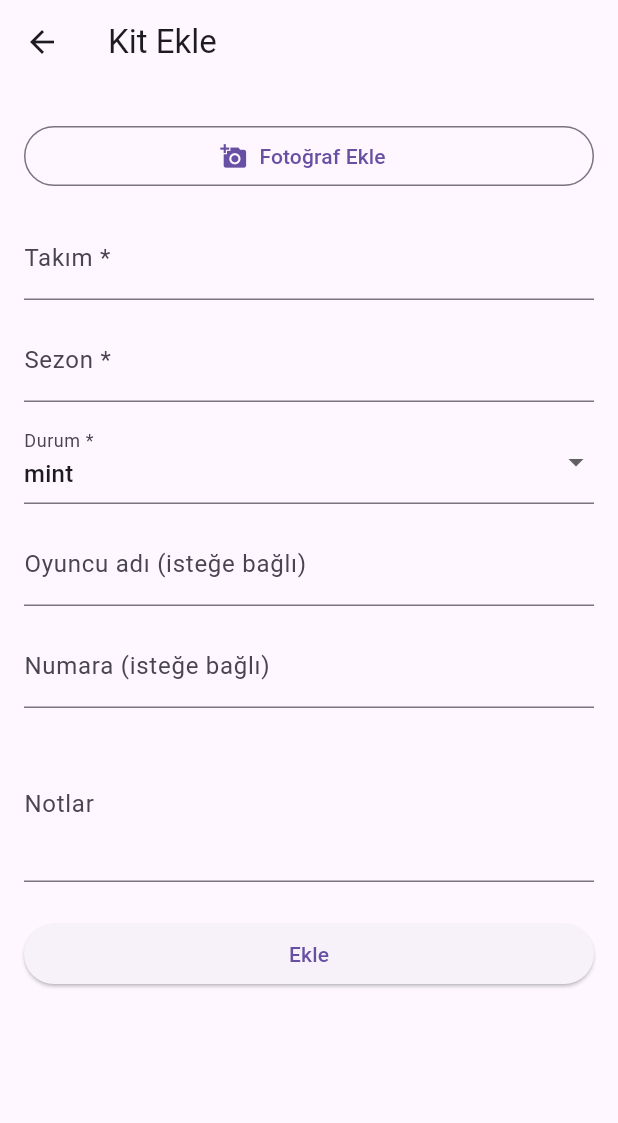
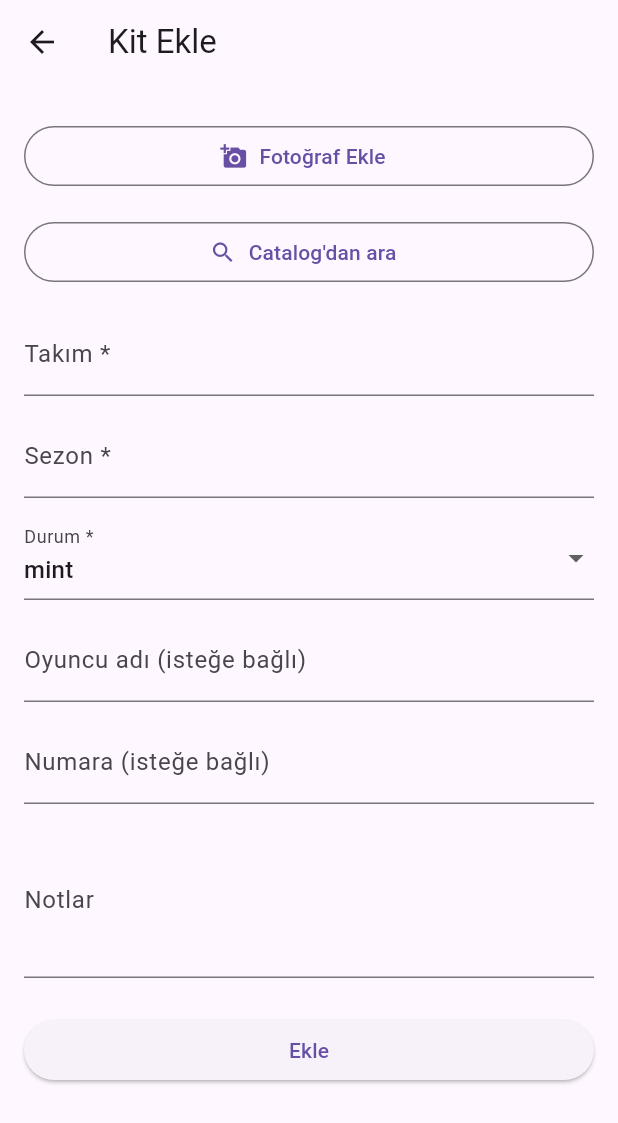
Before and after one commit to UmutVeral/kitlocker, a Flutter app: the LockerEntryFormScreen screen opened by its route, on a phone screen of 412 x 824 dp. Shown: the top 1123 px of the screen. Run offline on Flutter 3.47's test engine with Material 3 defaults, Android fonts, the phone set to English and light mode, and no system bars; our stand-ins replace flutter_image_compress, flutter_riverpod, go_router, image_picker, supabase_flutter; accounts and stored records are empty.

Commit message:
feat(catalog): FKAPI seed, fuzzy search ve Catalog'dan ara UI (#26)
kit_catalog tablosu, idempotent seed script, client-side fuzzy arama ve kit ekleme formunda catalog secimi. Locker entry kitCatalogId/leagueId ile baglanir.

Closes #7

Co-authored-by: Cursor <cursoragent@cursor.com>

```diff
--- /dev/null
+++ b/lib/features/catalog/models/kit_catalog_entry.dart
@@ -0,0 +1,37 @@
+import 'kit_type.dart';
+
+class KitCatalogEntry {
+  const KitCatalogEntry({
+    required this.id,
+    required this.teamName,
+    required this.leagueId,
+    required this.season,
+    required this.kitType,
+    this.imageUrl,
+  });
+
+  final String id;
+  final String teamName;
+  final String leagueId;
+  final String season;
+  final KitType kitType;
+  final String? imageUrl;
+
+  factory KitCatalogEntry.fromJson(Map<String, dynamic> json) => KitCatalogEntry(
+        id: json['id'] as String,
+        teamName: json['team_name'] as String,
+        leagueId: json['league_id'] as String,
+        season: json['season'] as String,
+        kitType: KitType.values.byName(json['kit_type'] as String),
+        imageUrl: json['image_url'] as String?,
+      );
+
+  Map<String, dynamic> toJson() => {
+        'id': id,
+        'team_name': teamName,
+        'league_id': leagueId,
+        'season': season,
+        'kit_type': kitType.name,
+        if (imageUrl != null) 'image_url': imageUrl,
+      };
+}
--- /dev/null
+++ b/lib/features/catalog/models/kit_type.dart
@@ -0,0 +1,11 @@
+enum KitType {
+  home,
+  away,
+  third;
+
+  String get label => switch (this) {
+        KitType.home => 'İç saha',
+        KitType.away => 'Deplasman',
+        KitType.third => 'Üçüncü',
+      };
+}
--- /dev/null
+++ b/lib/features/catalog/providers/catalog_provider.dart
@@ -0,0 +1,28 @@
+import 'package:flutter_riverpod/flutter_riverpod.dart';
+import 'package:supabase_flutter/supabase_flutter.dart' as sb;
+
+import '../catalog_repository.dart';
+import '../models/kit_catalog_entry.dart';
+import '../models/kit_type.dart';
+import '../supabase_catalog_repository.dart';
+
+final catalogRepositoryProvider = Provider<CatalogRepository>(
+  (ref) => SupabaseCatalogRepository(sb.Supabase.instance.client),
+);
+
+final kitCatalogProvider = FutureProvider<List<KitCatalogEntry>>(
+  (ref) => ref.watch(catalogRepositoryProvider).fetchCatalog(),
+);
+
+List<KitCatalogEntry> searchKitCatalog(
+  List<KitCatalogEntry> catalog, {
+  required String teamQuery,
+  String? season,
+  KitType? kitType,
+}) =>
+    searchCatalog(
+      catalog,
+      teamQuery: teamQuery,
+      season: season,
+      kitType: kitType,
+    );
--- a/lib/features/locker/screens/locker_entry_form_screen.dart
+++ b/lib/features/locker/screens/locker_entry_form_screen.dart
@@ -3,6 +3,9 @@ import 'dart:io';
 import 'package:flutter/material.dart';
 import 'package:flutter_riverpod/flutter_riverpod.dart';
 import 'package:image_picker/image_picker.dart';
+import '../../catalog/models/kit_catalog_entry.dart';
+import '../../catalog/providers/catalog_provider.dart';
+import '../../catalog/widgets/catalog_search_sheet.dart';
 import '../models/locker_condition.dart';
 import '../models/locker_entry.dart';
 import '../providers/locker_entries_notifier.dart';
@@ -29,6 +32,7 @@ class _LockerEntryFormScreenState
   late List<String> _existingPhotoUrls;
   final List<XFile> _newPhotos = [];
   bool _isUploading = false;
+  KitCatalogEntry? _selectedCatalog;
 
   @override
   void initState() {
@@ -51,6 +55,21 @@ class _LockerEntryFormScreenState
     _number.dispose();
     _notes.dispose();
     super.dispose();
+  }
+
+  Future<void> _openCatalogSearch() async {
+    final catalog = await ref.read(kitCatalogProvider.future);
+    if (!mounted) return;
+    final selected = await showCatalogSearchSheet(
+      context: context,
+      catalog: catalog,
+    );
+    if (selected == null || !mounted) return;
+    setState(() {
+      _selectedCatalog = selected;
+      _teamName.text = selected.teamName;
+      _season.text = selected.season;
+    });
   }
 
   Future<void> _pickPhoto(ImageSource source) async {
@@ -110,6 +129,8 @@ class _LockerEntryFormScreenState
           teamName: teamName,
           season: season,
           condition: _condition,
+          kitCatalogId: _selectedCatalog?.id,
+          leagueId: _selectedCatalog?.leagueId,
           playerName: playerName,
           number: number,
           notes: notes,
@@ -184,6 +205,22 @@ class _LockerEntryFormScreenState
               icon: const Icon(Icons.add_a_photo),
               label: const Text('Fotoğraf Ekle'),
             ),
+            const SizedBox(height: 16),
+            OutlinedButton.icon(
+              key: const Key('form_catalog_search_button'),
+              onPressed: _openCatalogSearch,
+              icon: const Icon(Icons.search),
+              label: const Text('Catalog\'dan ara'),
+            ),
+            if (_selectedCatalog != null) ...[
+              const SizedBox(height: 8),
+              Text(
+                'Catalog: ${_selectedCatalog!.teamName} · '
+                '${_selectedCatalog!.season} · '
+                '${_selectedCatalog!.kitType.label}',
+                style: Theme.of(context).textTheme.bodySmall,
+              ),
+            ],
             const SizedBox(height: 16),
             // — Form alanları —
             TextFormField(
```
Also changed, not shown: lib/features/catalog/catalog_repository.dart (added, +21 -0 lines), lib/features/catalog/kit_catalog_searcher.dart (added, +88 -0 lines), lib/features/catalog/supabase_catalog_repository.dart (added, +18 -0 lines), lib/features/catalog/widgets/catalog_search_sheet.dart (added, +136 -0 lines), lib/features/locker/providers/locker_entries_notifier.dart (+8 -0 lines), tool/seed_kit_catalog.dart (added, +156 -0 lines), 6 other files.
